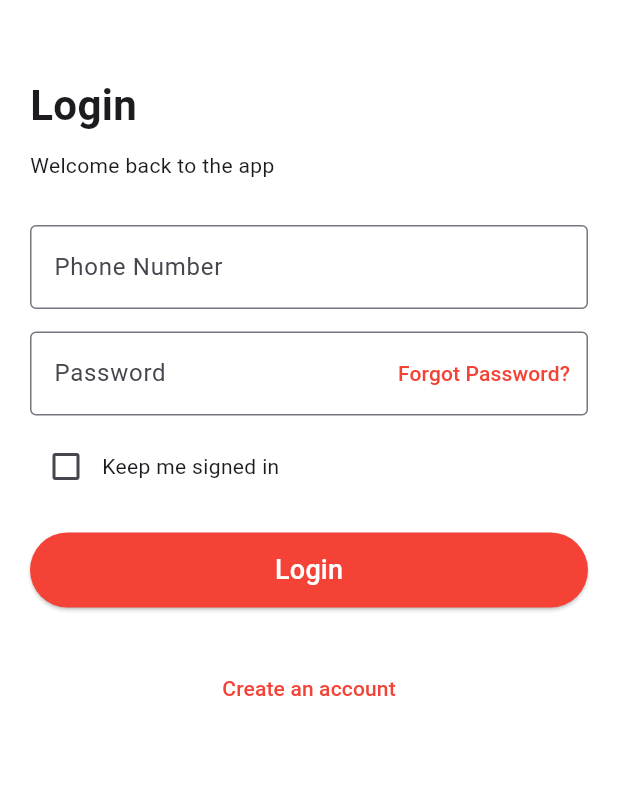
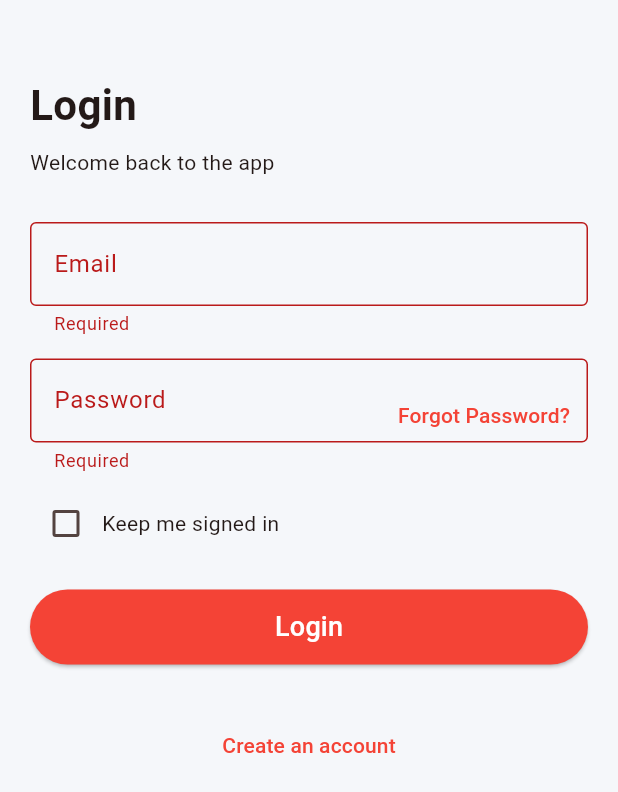
Before and after one commit to hayat-se/Airline-Reservation-System, a Flutter app: the screen it shows after launch, after a tap on "Login", on a phone screen of 412 x 824 dp. Shown: the top 792 px of the screen. Run offline on Flutter 3.47's test engine with Material 3 defaults, Android fonts, the phone set to English and light mode, and no system bars; our stand-ins replace shared_preferences.

Commit message:
Adding files and changes to some file

```diff
--- a/lib/Data/Providers/services/local_storage_service.dart
+++ b/lib/Data/Providers/services/local_storage_service.dart
@@ -1,22 +1,54 @@
 import 'package:shared_preferences/shared_preferences.dart';
 
 class LocalStorageService {
-  static Future<void> saveUserCredentials(String email, String password) async {
+  static const _kEmailKey    = 'email';
+  static const _kPasswordKey = 'password';
+  static const _kNameKey     = 'name';
+
+  /* ---------------- PUBLIC API --------------- */
+
+  /// Save or overwrite credentials & name.
+  static Future<void> saveUserCredentials(
+      String email,
+      String password, {
+        String? name,
+      }) async {
     final prefs = await SharedPreferences.getInstance();
-    await prefs.setString('email', email);
-    await prefs.setString('password', password);
+    await prefs.setString(_kEmailKey, email.trim());
+    await prefs.setString(_kPasswordKey, password.trim());
+    if (name != null) await prefs.setString(_kNameKey, name.trim());
   }
 
-  static Future<Map<String, String?>> getUserCredentials() async {
+  /// Return a map with whatever fields were found.
+  static Future<Map<String, String?>> getUser() async {
     final prefs = await SharedPreferences.getInstance();
-    final email = prefs.getString('email');
-    final password = prefs.getString('password');
-    return {'email': email, 'password': password};
+    return {
+      'email'   : prefs.getString(_kEmailKey),
+      'password': prefs.getString(_kPasswordKey),
+      'name'    : prefs.getString(_kNameKey),
+    };
   }
 
-  static Future<void> clearUserCredentials() async {
+  /// Check typed email & password against stored values.
+  static Future<bool> verify(String email, String password) async {
     final prefs = await SharedPreferences.getInstance();
-    await prefs.remove('email');
-    await prefs.remove('password');
+    return prefs.getString(_kEmailKey) == email.trim() &&
+        prefs.getString(_kPasswordKey) == password.trim();
+  }
+
+  /// Remove everything (call on logout).
+  static Future<void> clear() async {
+    final prefs = await SharedPreferences.getInstance();
+    await prefs.remove(_kEmailKey);
+    await prefs.remove(_kPasswordKey);
+    await prefs.remove(_kNameKey);
+  }
+
+  /// Check if user is logged in by checking if email & password are stored
+  static Future<bool> isLoggedIn() async {
+    final prefs = await SharedPreferences.getInstance();
+    final email = prefs.getString(_kEmailKey);
+    final password = prefs.getString(_kPasswordKey);
+    return email != null && email.isNotEmpty && password != null && password.isNotEmpty;
   }
 }
--- a/lib/Ui/Screens/Login/login_with_phone_screen.dart
+++ b/lib/Ui/Screens/Login/login_with_phone_screen.dart
@@ -1,51 +1,97 @@
 import 'package:flutter/material.dart';
 import 'package:provider/provider.dart';
+import '../../../data/providers/auth_provider.dart';
 import '../../../data/providers/login_provider.dart';
 import '../../widgets/custom_text_field.dart';
+import 'Bookings/flight_search_screen.dart';
 import 'auth/create_account_screen.dart';
 
-class LoginWithPhoneScreen extends StatelessWidget {
-  final TextEditingController phoneController = TextEditingController();
-  final TextEditingController passwordController = TextEditingController();
+class LoginWithPhoneScreen extends StatefulWidget {
+  const LoginWithPhoneScreen({super.key});
 
-  LoginWithPhoneScreen({super.key});
+  @override
+  State<LoginWithPhoneScreen> createState() => _LoginWithPhoneScreenState();
+}
+
+class _LoginWithPhoneScreenState extends State<LoginWithPhoneScreen> {
+  final _formKey           = GlobalKey<FormState>();
+  final _emailController   = TextEditingController();
+  final _passwordController = TextEditingController();
+
+  @override
+  void dispose() {
+    _emailController.dispose();
+    _passwordController.dispose();
+    super.dispose();
+  }
+
+  Future<void> _handleLogin() async {
+    if (!_formKey.currentState!.validate()) return;
+
+    final auth = context.read<AuthProvider>();
+    await auth.login(
+      email: _emailController.text.trim(),
+      password: _passwordController.text,
+    );
+
+    if (context.mounted) {
+      // 🚀  go straight to home & clear back‑stack
+      Navigator.pushAndRemoveUntil(
+        context,
+        MaterialPageRoute(builder: (_) => const FlightSearchScreen()),
+            (route) => false,
+      );
+    }
+  }
 
   @override
   Widget build(BuildContext context) {
+    final loginProvider = context.watch<LoginProvider>();
+    final isLoading     = context.watch<AuthProvider>().isLoading;
+
     return Scaffold(
       body: SafeArea(
         child: SingleChildScrollView(
           keyboardDismissBehavior: ScrollViewKeyboardDismissBehavior.onDrag,
           child: Padding(
-            padding: const EdgeInsets.all(20.0),
+            padding: const EdgeInsets.all(20),
+            child: Form(
+              key: _formKey,
               child: Column(
                 crossAxisAlignment: CrossAxisAlignment.start,
                 children: [
                   const SizedBox(height: 30),
                   const Text('Login',
-                    style: TextStyle(fontSize: 28, fontWeight: FontWeight.bold)),
-                const SizedBox(height: 10),
+                      style: TextStyle(
+                          fontSize: 28, fontWeight: FontWeight.bold)),
+                  const SizedBox(height: 8),
                   const Text('Welcome back to the app'),
                   const SizedBox(height: 30),
 
+                  // ── Email ───────────────────────────────────────────────
                   CustomTextField(
-                  label: 'Phone Number',
-                  controller: phoneController,
-                  keyboardType: TextInputType.phone,
+                    label: 'Email',
+                    controller: _emailController,
+                    keyboardType: TextInputType.emailAddress,
+                    validator: (v) =>
+                    v == null || v.isEmpty ? 'Required' : null,
                   ),
                   const SizedBox(height: 15),
 
+                  // ── Password + "Forgot" ────────────────────────────────
                   Stack(
                     alignment: Alignment.centerRight,
                     children: [
                       CustomTextField(
                         label: 'Password',
-                      controller: passwordController,
+                        controller: _passwordController,
                         obscureText: true,
+                        validator: (v) =>
+                        v == null || v.isEmpty ? 'Required' : null,
                       ),
                       TextButton(
                         onPressed: () {
-                        // TODO: Implement Forgot Password Navigation
+                          // TODO: Forgot‑password flow
                         },
                         child: const Text('Forgot Password?',
                             style: TextStyle(color: Colors.red)),
@@ -54,8 +100,8 @@ class LoginWithPhoneScreen extends StatelessWidget {
                   ),
                   const SizedBox(height: 10),
 
-                Consumer<LoginProvider>(
-                  builder: (context, loginProvider, _) => Row(
+                  // ── Keep me signed in ──────────────────────────────────
+                  Row(
                     children: [
                       Checkbox(
                         value: loginProvider.keepSignedIn,
@@ -64,31 +110,39 @@ class LoginWithPhoneScreen extends StatelessWidget {
                       const Text('Keep me signed in'),
                     ],
                   ),
-                ),
                   const SizedBox(height: 20),
 
+                  // ── Login Button ───────────────────────────────────────
                   ElevatedButton(
                     style: ElevatedButton.styleFrom(
                       backgroundColor: Colors.red,
                       minimumSize: const Size.fromHeight(50),
                     ),
-                  onPressed: () {
-                    // TODO: Implement login logic
-                  },
-                  child: const Text('Login',
-                      style: TextStyle(color: Colors.white, fontSize: 18)),
+                    onPressed: isLoading ? null : _handleLogin,
+                    child: isLoading
+                        ? const SizedBox(
+                      height: 22,
+                      width: 22,
+                      child: CircularProgressIndicator(
+                        strokeWidth: 2,
+                        color: Colors.white,
+                      ),
+                    )
+                        : const Text('Login',
+                        style:
+                        TextStyle(color: Colors.white, fontSize: 18)),
                   ),
 
                   const SizedBox(height: 30),
 
+                  // ── Sign‑up Link ───────────────────────────────────────
                   Center(
                     child: TextButton(
                       onPressed: () {
                         Navigator.push(
                           context,
                           MaterialPageRoute(
-                          builder: (context) => const CreateAccountScreen(),
-                        ),
+                              builder: (_) => const CreateAccountScreen()),
                         );
                       },
                       child: const Text(
@@ -96,8 +150,16 @@ class LoginWithPhoneScreen extends StatelessWidget {
                         style: TextStyle(color: Colors.red),
                       ),
                     ),
-                )
+                  ),
+
+                  // ── force‑logout for testing (OPTIONAL) ───────────────
+                  // FutureBuilder(
+                  //   future: LocalStorageService.isLoggedIn(),
+                  //   builder: (_, snap) =>
+                  //       Text('Logged in prefs: ${snap.data}'),
+                  // ),
                 ],
+              ),
             ),
           ),
         ),
--- /dev/null
+++ b/lib/app_colors.dart
@@ -0,0 +1,6 @@
+import 'package:flutter/material.dart';
+
+class AppColors {
+  static const orange     = Color(0xFFF1481F);   // brand accent
+  static const lightGrey  = Color(0xFFF5F7FA);   // page background
+}
--- a/lib/main.dart
+++ b/lib/main.dart
@@ -1,36 +1,42 @@
+import 'package:airline_reservation_system/Ui/Screens/Login/Bookings/splash_screen.dart';
 import 'package:flutter/material.dart';
 import 'package:provider/provider.dart';
-
 import 'Data/Providers/auth_provider.dart';
 import 'Data/Providers/login_provider.dart';
+import 'Data/Providers/services/local_storage_service.dart';
+import 'Ui/Screens/Login/Bookings/flight_search_screen.dart';
+import 'app_colors.dart';
 import 'ui/screens/login/login_with_phone_screen.dart';
 
 void main() async {
-  WidgetsFlutterBinding.ensureInitialized(); // Required for shared_preferences
-  runApp(const MyApp());
+  WidgetsFlutterBinding.ensureInitialized();
+  final alreadyIn = await LocalStorageService.isLoggedIn();
+
+  runApp(
+    MultiProvider(
+      providers: [
+        ChangeNotifierProvider(create: (_) => AuthProvider()),
+        ChangeNotifierProvider(create: (_) => LoginProvider()),
+      ],
+      child: MyApp(showHome: alreadyIn),
+    ),
+  );
 }
 
 class MyApp extends StatelessWidget {
-  const MyApp({super.key});
+  const MyApp({super.key, required this.showHome});
+  final bool showHome;
 
   @override
   Widget build(BuildContext context) {
-    return MultiProvider(
-      providers: [
-        ChangeNotifierProvider(create: (_) => LoginProvider()),
-        ChangeNotifierProvider(create: (_) => AuthProvider()),
-      ],
-      child: MaterialApp(
-        title: 'Airline Reservation App',
-        debugShowCheckedModeBanner: false,
-        theme: ThemeData(
-          primarySwatch: Colors.red,
-          fontFamily: 'Roboto',
-          scaffoldBackgroundColor: Colors.white,
-          visualDensity: VisualDensity.adaptivePlatformDensity,
-        ),
-        home: LoginWithPhoneScreen(),
+    return MaterialApp(
+      debugShowCheckedModeBanner: false,
+      theme: ThemeData(
+        fontFamily: 'Roboto',
+        colorScheme: ColorScheme.fromSeed(seedColor: AppColors.orange),
+        scaffoldBackgroundColor: AppColors.lightGrey,
       ),
+      home: showHome ? const FlightSearchScreen() : LoginWithPhoneScreen(),
     );
   }
 }
```
Also changed, not shown: lib/Ui/Screens/Login/auth/create_account_screen.dart (+48 -75 lines), lib/Ui/Screens/Login/auth/reset_password_screen.dart (added, +89 -0 lines), lib/Ui/Widgets/airport_field.dart (added, +30 -0 lines), lib/Ui/Widgets/app_drawer.dart (added, +166 -0 lines), lib/Ui/Widgets/form_tile.dart (added, +46 -0 lines), 1 other file. Lines whose indentation alone changed are shown as unchanged.
